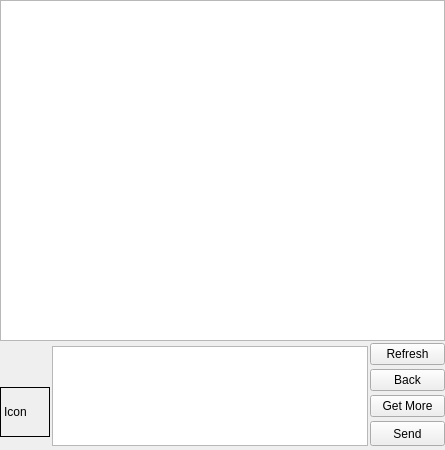
The window that ui/messenger.ui (GoCodingIcreated/VKMessenger) describes before a commit, drawn with Qt 5.
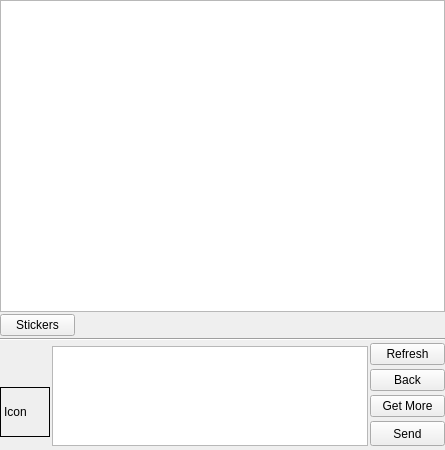
The same window after the commit.

```diff
--- a/ui/messenger.ui
+++ b/ui/messenger.ui
@@ -25,7 +25,7 @@
   <property name="maximumSize">
    <size>
     <width>445</width>
-    <height>450</height>
+    <height>4500</height>
    </size>
   </property>
   <property name="windowTitle">
@@ -62,6 +62,32 @@
        </property>
       </widget>
      </item>
+     <item>
+      <widget class="QPushButton" name="stickersButton">
+       <property name="sizePolicy">
+        <sizepolicy hsizetype="Fixed" vsizetype="Fixed">
+         <horstretch>0</horstretch>
+         <verstretch>0</verstretch>
+        </sizepolicy>
+       </property>
+       <property name="maximumSize">
+        <size>
+         <width>75</width>
+         <height>16777215</height>
+        </size>
+       </property>
+       <property name="text">
+        <string>Stickers</string>
+       </property>
+      </widget>
+     </item>
+     <item>
+      <widget class="Line" name="line">
+       <property name="orientation">
+        <enum>Qt::Horizontal</enum>
+       </property>
+      </widget>
+     </item>
      <item>
       <layout class="QHBoxLayout" name="horizontalLayout">
        <property name="spacing">
```
